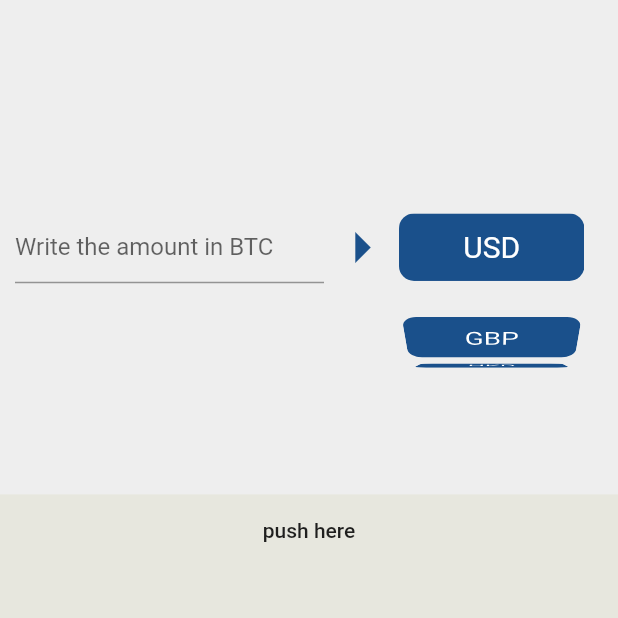
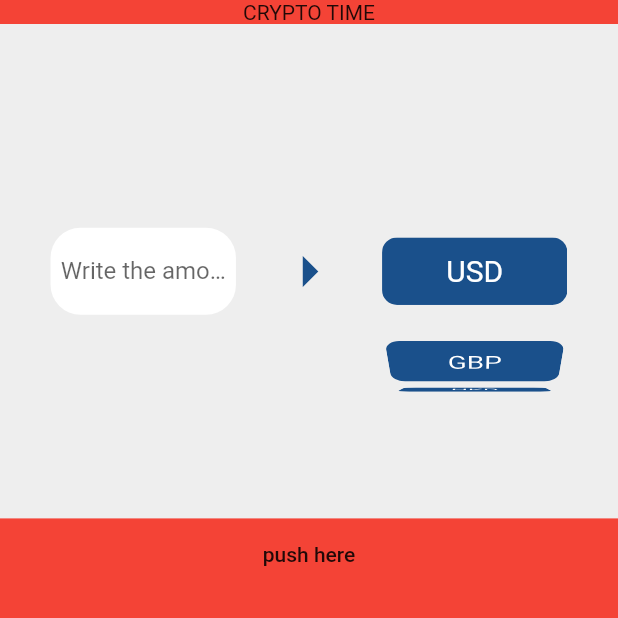
Before and after one commit to MesselemYoucef/crypto_time, a Flutter app: the screen it shows after launch, on a phone screen of 412 x 824 dp, the top half of it. Run offline on Flutter 3.47's test engine with Material 2 defaults, Android fonts, the phone set to English and light mode, and no system bars.

Commit message:
this is just to sync the files

```diff
--- a/lib/screens/home_page.dart
+++ b/lib/screens/home_page.dart
@@ -35,8 +35,6 @@ class _HomePageState extends State<HomePage> {
       CurrencyItem(currencyName: "HKD"),
       CurrencyItem(currencyName: "CNY")
     ];
-
-    List<String> _currencies = ["USD", "GBP", "HKD", "CNY"];
     return Scaffold(
       backgroundColor: backgroundColor,
       body: SafeArea(
@@ -44,23 +42,32 @@ class _HomePageState extends State<HomePage> {
           child: Stack(
             children: <Widget>[
               Container(
-                color: Colors.transparent,
+                color: Colors.red,
               ),
               Column(
                 children: [
+                  Text("CRYPTO TIME"),
                   Container(
                     padding: EdgeInsets.symmetric(horizontal: 10),
                     color: Colors.grey[200],
                     height: MediaQuery.of(context).size.height * 0.4,
                     child: Row(
-                      //mainAxisAlignment: MainAxisAlignment.spaceEvenly,
+                      mainAxisAlignment: MainAxisAlignment.spaceEvenly,
                       children: <Widget>[
                         Container(
-                          width: MediaQuery.of(context).size.width * 0.5,
+                          width: MediaQuery.of(context).size.width * 0.3,
+                          padding: EdgeInsets.all(5),
+                          decoration: BoxDecoration(
+                            borderRadius: BorderRadius.circular(20),
+                            color: Colors.white
+                          ),
+
                           child: TextFormField(
+                            textAlign: TextAlign.center,
                             decoration: InputDecoration(
                               hintText: "Write the amount in BTC",
-                              fillColor: Colors.red,
+                              border: InputBorder.none,
+
                             ),
                           ),
                         ),
@@ -82,7 +89,7 @@ class _HomePageState extends State<HomePage> {
                             onSelectedItemChanged: (index) => {
                               setState(() {
                                 _selectedItem = index;
-                                _cryptoPickedValue = _currencies[index];
+                                _cryptoPickedValue = items[index].currencyName;
                               })
                             },
                           ),
```
